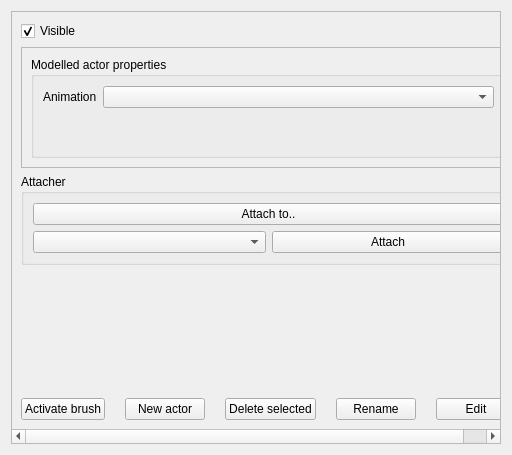
spiricn/Wt, file src/wte/ui/ActorEditTool.ui: the form before one commit.
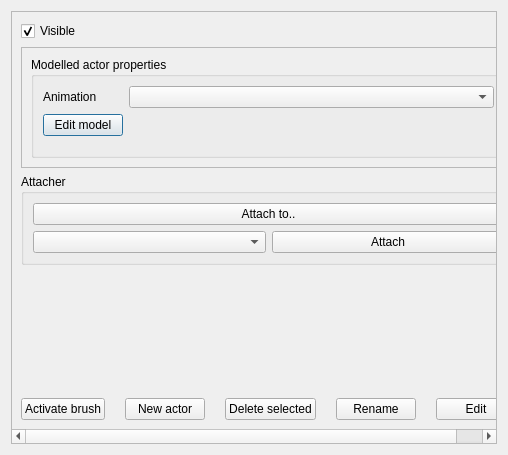
The form after the commit. Custom widgets are drawn as their Qt base class.

Diff of the .ui file:
```diff
--- a/src/wte/ui/ActorEditTool.ui
+++ b/src/wte/ui/ActorEditTool.ui
@@ -6,7 +6,7 @@
    <rect>
     <x>0</x>
     <y>0</y>
-    <width>512</width>
+    <width>508</width>
     <height>455</height>
    </rect>
   </property>
@@ -24,7 +24,7 @@
        <rect>
         <x>0</x>
         <y>0</y>
-        <width>492</width>
+        <width>488</width>
         <height>435</height>
        </rect>
       </property>
@@ -74,6 +74,13 @@
               <item row="0" column="1">
                <widget class="QComboBox" name="comboBoxAnimation"/>
               </item>
+              <item row="1" column="0">
+               <widget class="QPushButton" name="pushButton_8">
+                <property name="text">
+                 <string>Edit model</string>
+                </property>
+               </widget>
+              </item>
              </layout>
             </widget>
            </item>
```
Left out of the diff: 57 changed lines with no effect on the pictures.
